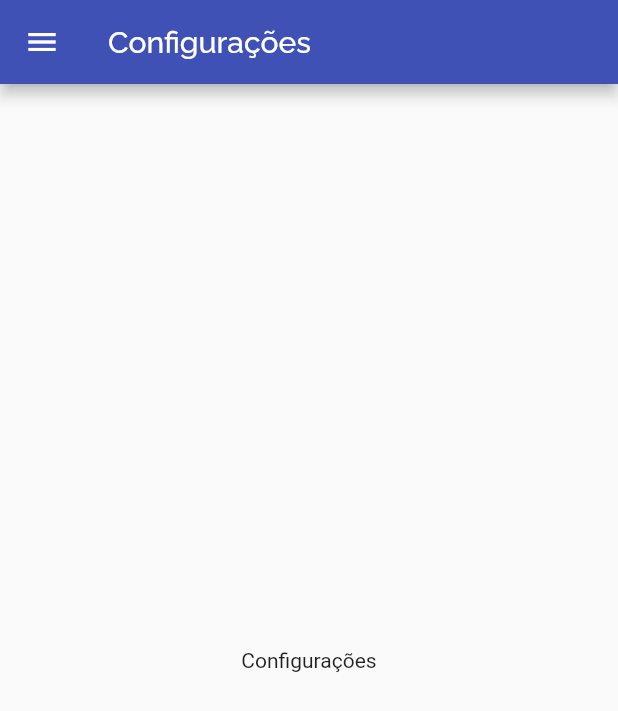
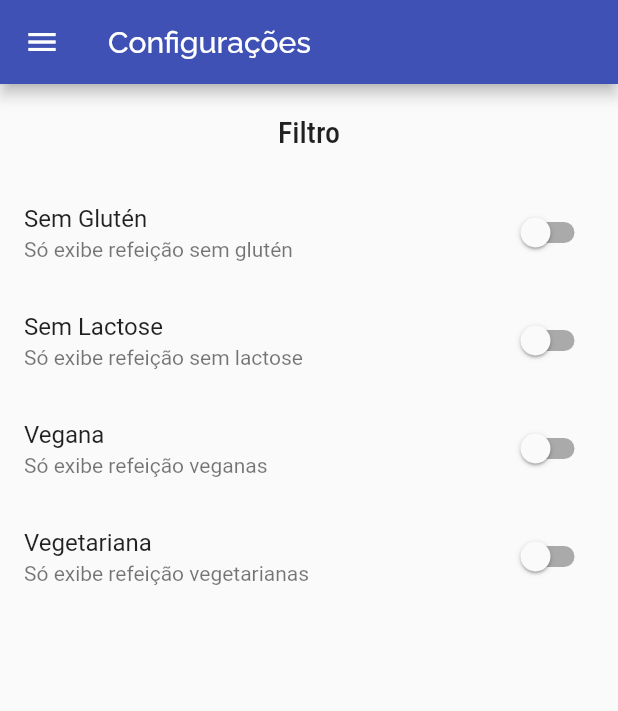
Before and after one commit to hugofsd/APP-Flutter-Meals, a Flutter app: the SettingsScreen screen opened by its route, on a phone screen of 412 x 824 dp. Shown: the top 711 px of the screen. Run offline on Flutter 3.47's test engine with Material 2 defaults, Android fonts, the phone set to English and light mode, and no system bars.

Commit message:
Tela de configurações

```diff
--- /dev/null
+++ b/lib/models/settings.dart
@@ -0,0 +1,13 @@
+class Settings {
+  bool isGlutenFree; //sem glueten
+  bool isLactoseFree; //sem lactose
+  bool isVegan; //vegano
+  bool isVegetarian; //ve
+
+  Settings(
+      {this.isGlutenFree = false, //sem glueten
+      this.isLactoseFree = false, //sem lactose
+      this.isVegan = false, //vegano
+      this.isVegetarian = false //ve
+      });
+}
--- a/lib/screens/settings_screens.dart
+++ b/lib/screens/settings_screens.dart
@@ -1,7 +1,29 @@
 import 'package:flutter/material.dart';
 import '../components/main_drawer.dart';
+import '../models/settings.dart';
 
-class SettingsScreen extends StatelessWidget {
+class SettingsScreen extends StatefulWidget {
+  //func para retornar switch
+  @override
+  _SettingsScreenState createState() => _SettingsScreenState();
+}
+
+class _SettingsScreenState extends State<SettingsScreen> {
+  var settings = Settings();
+  Widget _createSwitch(
+    String title,
+    String subtitle,
+    bool value,
+    Function onChanged,
+  ) {
+    return SwitchListTile.adaptive(
+      title: Text(title),
+      subtitle: Text(subtitle),
+      value: value,
+      onChanged: onChanged,
+    );
+  }
+
   @override
   Widget build(BuildContext context) {
     return Scaffold(
@@ -9,7 +31,46 @@ class SettingsScreen extends StatelessWidget {
         title: Text('Configurações'),
       ),
       drawer: MaindDrawer(),
-      body: Center(child: Text('Configurações')),
+      body: Column(
+        children: [
+          Container(
+            padding: EdgeInsets.all(20),
+            child: Text(
+              'Filtro',
+              style: Theme.of(context).textTheme.title,
+            ),
+          ),
+          Expanded(
+              child: ListView(
+            children: [
+              _createSwitch(
+                'Sem Glutén',
+                'Só exibe refeição sem glutén',
+                settings.isGlutenFree,
+                (value) => setState(() => settings.isGlutenFree = value),
+              ),
+              _createSwitch(
+                'Sem Lactose',
+                'Só exibe refeição sem lactose',
+                settings.isLactoseFree,
+                (value) => setState(() => settings.isLactoseFree = value),
+              ),
+              _createSwitch(
+                'Vegana',
+                'Só exibe refeição veganas',
+                settings.isVegan,
+                (value) => setState(() => settings.isVegan = value),
+              ),
+              _createSwitch(
+                'Vegetariana',
+                'Só exibe refeição vegetarianas',
+                settings.isVegetarian,
+                (value) => setState(() => settings.isVegetarian = value),
+              ),
+            ],
+          ))
+        ],
+      ),
     );
   }
 }
```
